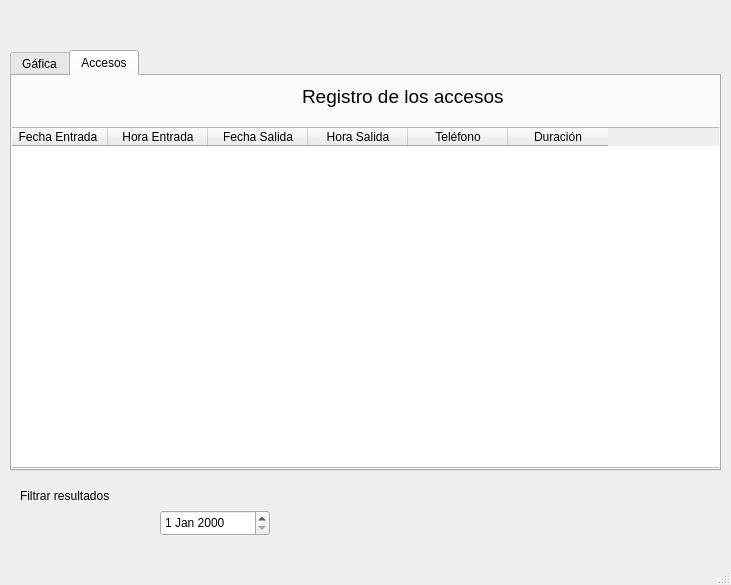
The window that src/Visual/UI/Main.ui (JuanDaniel/AccountEnet) describes before a commit, drawn with Qt 5.
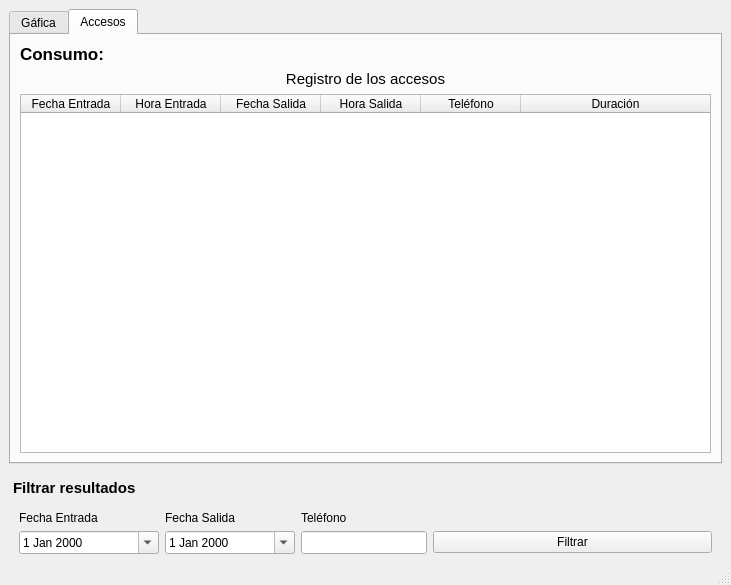
The same window after the commit.

What changed in the file:
```diff
--- a/src/Visual/UI/Main.ui
+++ b/src/Visual/UI/Main.ui
@@ -14,15 +14,9 @@
    <string>AccountEnet :: Tu analizador de consumo</string>
   </property>
   <widget class="QWidget" name="centralwidget">
+   <layout class="QGridLayout" name="gridLayout">
+    <item row="1" column="0" colspan="3">
    <widget class="QTabWidget" name="tabWidget">
-    <property name="geometry">
-     <rect>
-      <x>10</x>
-      <y>50</y>
-      <width>711</width>
-      <height>421</height>
-     </rect>
-    </property>
     <property name="toolTip">
      <string/>
     </property>
@@ -47,15 +41,21 @@
      <attribute name="toolTip">
       <string>Registro de accesos</string>
      </attribute>
+       <layout class="QGridLayout" name="gridLayout_2">
+        <item row="4" column="0">
      <widget class="QTableWidget" name="tableWidget">
-      <property name="geometry">
-       <rect>
-        <x>-5</x>
-        <y>51</y>
-        <width>721</width>
-        <height>341</height>
-       </rect>
-      </property>
+          <attribute name="horizontalHeaderHighlightSections">
+           <bool>true</bool>
+          </attribute>
+          <attribute name="horizontalHeaderShowSortIndicator" stdset="0">
+           <bool>false</bool>
+          </attribute>
+          <attribute name="horizontalHeaderStretchLastSection">
+           <bool>true</bool>
+          </attribute>
+          <attribute name="verticalHeaderMinimumSectionSize">
+           <number>20</number>
+          </attribute>
       <column>
        <property name="text">
         <string>Fecha Entrada</string>
@@ -87,49 +87,172 @@
        </property>
       </column>
      </widget>
+        </item>
+        <item row="1" column="0">
      <widget class="QLabel" name="label">
-      <property name="geometry">
-       <rect>
-        <x>290</x>
-        <y>10</y>
-        <width>201</width>
-        <height>21</height>
-       </rect>
-      </property>
       <property name="font">
        <font>
-        <pointsize>14</pointsize>
+            <pointsize>11</pointsize>
+            <weight>50</weight>
+            <italic>false</italic>
+            <bold>false</bold>
        </font>
       </property>
       <property name="text">
        <string>Registro de los accesos</string>
       </property>
-     </widget>
-    </widget>
-   </widget>
+          <property name="alignment">
+           <set>Qt::AlignCenter</set>
+          </property>
+         </widget>
+        </item>
+        <item row="0" column="0">
+         <widget class="QLabel" name="label_3">
+          <property name="maximumSize">
+           <size>
+            <width>220</width>
+            <height>16777215</height>
+           </size>
+          </property>
+          <property name="font">
+           <font>
+            <pointsize>13</pointsize>
+            <weight>75</weight>
+            <italic>false</italic>
+            <bold>true</bold>
+           </font>
+          </property>
+          <property name="text">
+           <string>Consumo:</string>
+          </property>
+         </widget>
+        </item>
+       </layout>
+      </widget>
+     </widget>
+    </item>
+    <item row="3" column="0" colspan="3">
+     <layout class="QGridLayout" name="gridLayout_5">
+      <property name="leftMargin">
+       <number>10</number>
+      </property>
+      <property name="topMargin">
+       <number>10</number>
+      </property>
+      <property name="rightMargin">
+       <number>10</number>
+      </property>
+      <item row="3" column="2">
+       <widget class="QLineEdit" name="lineEdit">
+        <property name="maximumSize">
+         <size>
+          <width>126</width>
+          <height>25</height>
+         </size>
+        </property>
+       </widget>
+      </item>
+      <item row="0" column="1">
+       <widget class="QLabel" name="label_5">
+        <property name="maximumSize">
+         <size>
+          <width>126</width>
+          <height>15</height>
+         </size>
+        </property>
+        <property name="text">
+         <string>Fecha Salida</string>
+        </property>
+       </widget>
+      </item>
+      <item row="0" column="2">
+       <widget class="QLabel" name="label_6">
+        <property name="maximumSize">
+         <size>
+          <width>126</width>
+          <height>15</height>
+         </size>
+        </property>
+        <property name="text">
+         <string>Teléfono</string>
+        </property>
+       </widget>
+      </item>
+      <item row="3" column="1">
+       <widget class="QDateEdit" name="dateEdit">
+        <property name="minimumSize">
+         <size>
+          <width>130</width>
+          <height>0</height>
+         </size>
+        </property>
+        <property name="calendarPopup">
+         <bool>true</bool>
+        </property>
+       </widget>
+      </item>
+      <item row="3" column="0">
+       <widget class="QDateEdit" name="dateEdit_2">
+        <property name="minimumSize">
+         <size>
+          <width>130</width>
+          <height>0</height>
+         </size>
+        </property>
+        <property name="calendarPopup">
+         <bool>true</bool>
+        </property>
+       </widget>
+      </item>
+      <item row="0" column="0">
+       <widget class="QLabel" name="label_4">
+        <property name="enabled">
+         <bool>true</bool>
+        </property>
+        <property name="maximumSize">
+         <size>
+          <width>140</width>
+          <height>15</height>
+         </size>
+        </property>
+        <property name="text">
+         <string>Fecha Entrada</string>
+        </property>
+       </widget>
+      </item>
+      <item row="3" column="3">
+       <widget class="QPushButton" name="pushButton">
+        <property name="text">
+         <string>Filtrar</string>
+        </property>
+       </widget>
+      </item>
+     </layout>
+    </item>
+    <item row="2" column="0">
    <widget class="QLabel" name="label_2">
-    <property name="geometry">
-     <rect>
-      <x>20</x>
-      <y>480</y>
-      <width>131</width>
-      <height>31</height>
-     </rect>
+      <property name="maximumSize">
+       <size>
+        <width>126</width>
+        <height>25</height>
+       </size>
+      </property>
+      <property name="font">
+       <font>
+        <pointsize>11</pointsize>
+        <weight>75</weight>
+        <bold>true</bold>
+       </font>
+      </property>
+      <property name="styleSheet">
+       <string notr="true">margin-top: 10px;</string>
     </property>
     <property name="text">
      <string>Filtrar resultados</string>
     </property>
    </widget>
-   <widget class="QDateEdit" name="dateEdit">
-    <property name="geometry">
-     <rect>
-      <x>160</x>
-      <y>510</y>
-      <width>110</width>
-      <height>26</height>
-     </rect>
-    </property>
-   </widget>
+    </item>
+   </layout>
   </widget>
   <widget class="QMenuBar" name="menubar">
    <property name="geometry">
```
Lines whose indentation alone changed are shown as unchanged.
